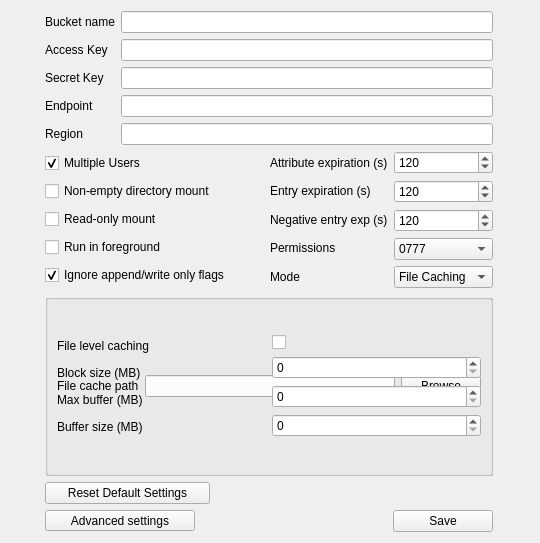
First picture: the form in gui/s3_config_common.ui, repository Seagate/cloudfuse, before the edit.
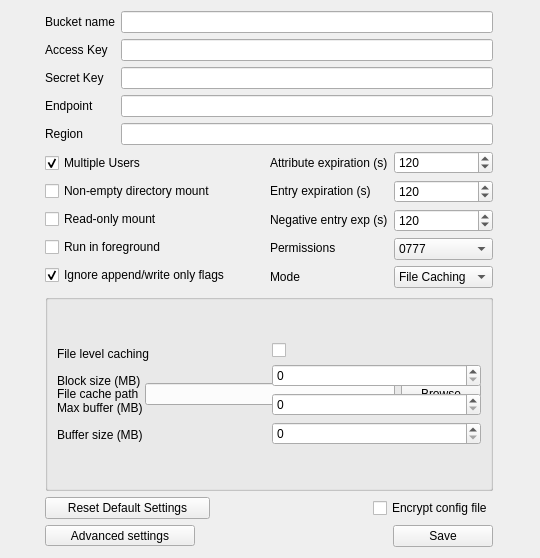
Second picture: the form after the edit.

Commit message: Add checkbox to encrypt/decrypt config

```diff
--- a/gui/s3_config_common.ui
+++ b/gui/s3_config_common.ui
@@ -7,7 +7,7 @@
     <x>0</x>
     <y>0</y>
     <width>540</width>
-    <height>543</height>
+    <height>558</height>
    </rect>
   </property>
   <property name="windowTitle">
@@ -484,6 +484,13 @@
      </property>
     </widget>
    </item>
+   <item row="8" column="1" alignment="Qt::AlignRight">
+    <widget class="QCheckBox" name="checkBox_encryptConfig">
+     <property name="text">
+      <string>Encrypt config file</string>
+     </property>
+    </widget>
+   </item>
   </layout>
  </widget>
  <resources/>
```
The commit also changes 2 other files.
